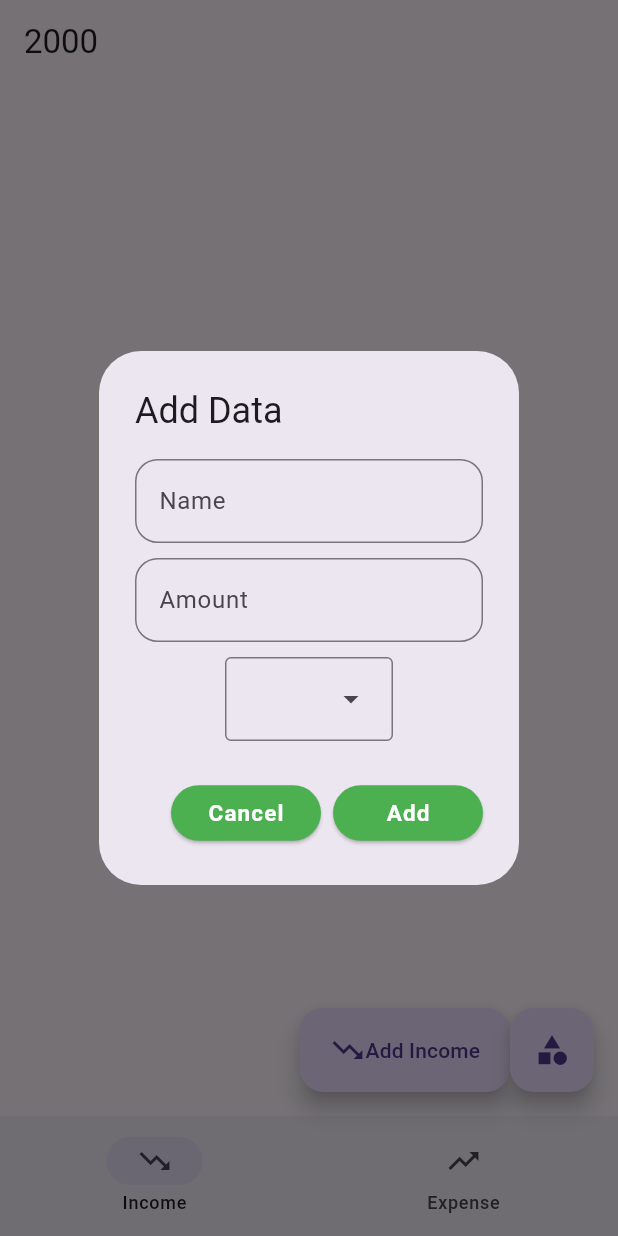
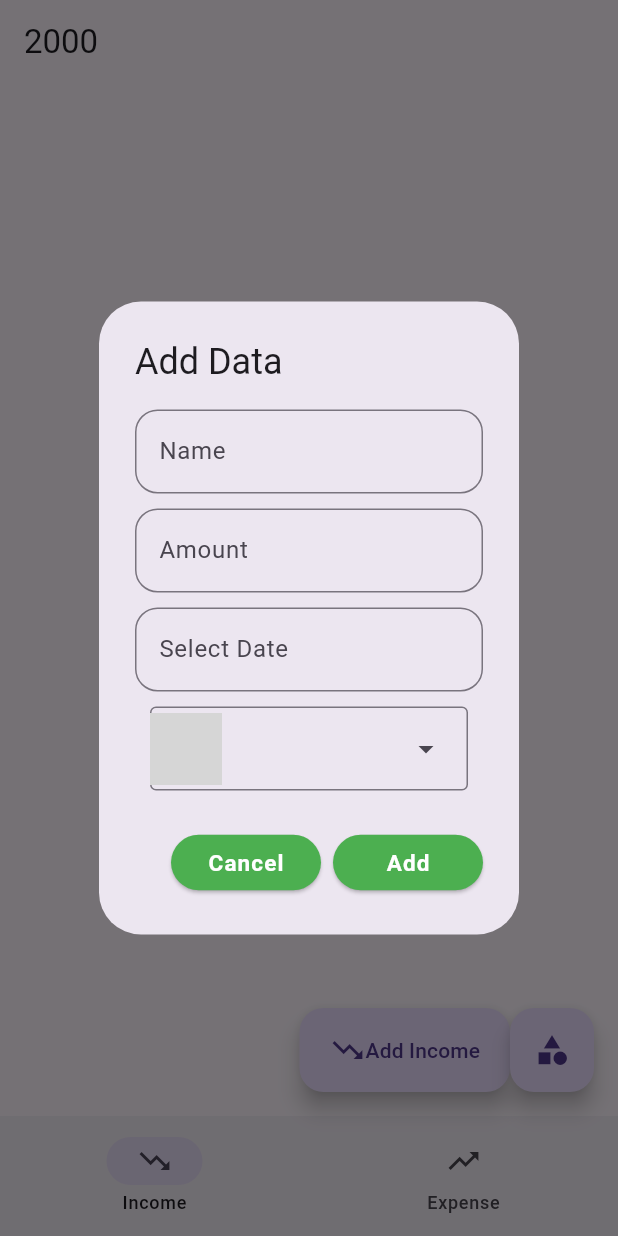
Before and after one commit to vijayDM6258/budget_tracker_9oclock, a Flutter app: the screen it shows after launch, after a tap on "Add Income", on a phone screen of 412 x 824 dp. Run offline on Flutter 3.47's test engine with Material 3 defaults, Android fonts, the phone set to English and light mode, and no system bars; our stand-ins replace get, sqflite; accounts and stored records are empty; grey boxes are pictures that could not be loaded.

Commit message:
model class

```diff
--- a/lib/controller/home_controller.dart
+++ b/lib/controller/home_controller.dart
@@ -1,5 +1,7 @@
+import 'package:budget_tracker/model/IncomeExpenseModel.dart';
 import 'package:budget_tracker/utils/db_helper.dart';
 import 'package:flutter/cupertino.dart';
+import 'package:flutter/material.dart';
 import 'package:get/get.dart';
 import 'package:get/get_rx/get_rx.dart';
 import 'package:get/get_rx/src/rx_types/rx_types.dart';
@@ -13,12 +15,15 @@ class HomeController extends GetxController {
   RxList<Map<String, Object?>> incomeList = <Map<String, Object?>>[].obs;
   RxList<Map<String, Object?>> expenseList = <Map<String, Object?>>[].obs;
 
+  PageController pageController = PageController();
+
   RxInt bottomNavIndex = 0.obs;
-  RxString selectedCategory = "".obs;
+  RxMap<String, Object?> selectedCategory = <String, Object?>{}.obs;
 
   TextEditingController txtAmount = TextEditingController();
   TextEditingController txtName = TextEditingController();
-
+  TextEditingController txtDate = TextEditingController();
+  DateTime? selectDate;
   @override
   void onInit() {
     super.onInit();
@@ -37,11 +42,20 @@ class HomeController extends GetxController {
   }
 
   Future<void> addIncome() async {
-    String name = txtName.text;
-    double amount = double.tryParse(txtAmount.text) ?? 0;
-    String catName = selectedCategory.value;
-    String isExpense = bottomNavIndex == 0 ? "Income" : "Expense";
-    await DbHelper.dbHelper.addIncomeExpenseToDb(name, amount, catName, isExpense);
+    // String name = txtName.text;
+    // double amount = double.tryParse(txtAmount.text) ?? 0;
+    // String catName = "${selectedCategory.value["name"]}";
+    // String isExpense = bottomNavIndex == 0 ? "Income" : "Expense";
+    // await DbHelper.dbHelper.addIncomeExpenseToDb(name, amount, catName, isExpense);
+
+    await DbHelper.dbHelper.addIncomeExpenseWithModel(IncomeExpenseModel(
+      isExpense: bottomNavIndex == 0 ? "Income" : "Expense",
+      name: txtName.text,
+      amount: double.tryParse(txtAmount.text) ?? 0,
+      categoryName: "${selectedCategory.value["name"]}",
+      date: selectDate?.toString() ?? "",
+    ));
+
     getIncomeData();
     getExpenseData();
     print("Added");
--- /dev/null
+++ b/lib/model/IncomeExpenseModel.dart
@@ -0,0 +1,32 @@
+class IncomeExpenseModel {
+  IncomeExpenseModel({
+    this.name,
+    this.date,
+    this.amount,
+    this.categoryName,
+    this.isExpense,
+  });
+
+  IncomeExpenseModel.fromJson(dynamic json) {
+    name = json['name'];
+    date = json['date'];
+    amount = json['amount'];
+    categoryName = json['category_name'];
+    isExpense = json['isExpense'];
+  }
+  String? name;
+  String? date;
+  num? amount;
+  String? categoryName;
+  String? isExpense;
+
+  Map<String, dynamic> toJson() {
+    final map = <String, dynamic>{};
+    map['name'] = name;
+    map['date'] = date;
+    map['amount'] = amount;
+    map['category_name'] = categoryName;
+    map['isExpense'] = isExpense;
+    return map;
+  }
+}
--- a/lib/model/category.dart
+++ b/lib/model/category.dart
@@ -1,4 +1,5 @@
 class Category {
   String? name;
   String? isExpense;
+  String? img;
 }
--- /dev/null
+++ b/lib/model/category_model.dart
@@ -0,0 +1,24 @@
+class CategoryModel {
+  CategoryModel({
+    this.name,
+    this.isExpense,
+    this.img,
+  });
+
+  CategoryModel.fromJson(dynamic json) {
+    name = json['name'];
+    isExpense = json['isExpense'];
+    img = json['img'];
+  }
+  String? name;
+  String? isExpense;
+  String? img;
+
+  Map<String, dynamic> toJson() {
+    final map = <String, dynamic>{};
+    map['name'] = name;
+    map['isExpense'] = isExpense;
+    map['img'] = img;
+    return map;
+  }
+}
--- a/lib/view/add_ix.dart
+++ b/lib/view/add_ix.dart
@@ -25,6 +25,11 @@ class AddIX extends StatelessWidget {
                     return DropdownMenuEntry(
                       value: index,
                       label: "${map["name"]}",
+                      leadingIcon: Image.asset(
+                        "${map["img"]}",
+                        height: 20,
+                        width: 20,
+                      ),
                     );
                   }),
                   onSelected: (value) {
--- a/lib/view/home_screen.dart
+++ b/lib/view/home_screen.dart
@@ -1,8 +1,11 @@
 import 'package:budget_tracker/controller/home_controller.dart';
+import 'package:budget_tracker/model/IncomeExpenseModel.dart';
+import 'package:budget_tracker/model/income_expense.dart';
 import 'package:budget_tracker/utils/db_helper.dart';
 import 'package:flutter/cupertino.dart';
 import 'package:flutter/material.dart';
 import 'package:get/get.dart';
+import 'package:intl/intl.dart';
 
 class HomeScreen extends StatelessWidget {
   final HomeController controller = Get.put(HomeController());
@@ -16,16 +19,39 @@ class HomeScreen extends StatelessWidget {
         title: Text("2000"),
       ),
       body: PageView(
+        controller: controller.pageController,
+        onPageChanged: (value) {
+          controller.bottomNavIndex.value = value;
+        },
         children: [
           Obx(() {
             return ListView.builder(
               itemCount: controller.incomeList.length,
               itemBuilder: (context, index) {
-                Map<String, Object?> incomeItem = controller.incomeList[index];
+                IncomeExpenseModel ix = IncomeExpenseModel.fromJson(controller.incomeList[index]);
                 return ListTile(
-                  title: Text("${incomeItem["name"]}"),
-                  subtitle: Text("${incomeItem["category_name"]}"),
-                  trailing: Text("${incomeItem["amount"]}"),
+                  title: Text(ix.name ?? ""),
+                  subtitle: Column(
+                    crossAxisAlignment: CrossAxisAlignment.start,
+                    mainAxisSize: MainAxisSize.min,
+                    children: [
+                      Text("${ix.amount}"),
+                      Text(ix.categoryName ?? ""),
+                    ],
+                  ),
+                  trailing: Row(
+                    mainAxisSize: MainAxisSize.min,
+                    children: [
+                      IconButton(
+                        icon: Icon(Icons.edit),
+                        onPressed: () {},
+                      ),
+                      IconButton(
+                        icon: Icon(Icons.delete),
+                        onPressed: () {},
+                      ),
+                    ],
+                  ),
                 );
               },
             );
@@ -54,6 +80,7 @@ class HomeScreen extends StatelessWidget {
           selectedIndex: controller.bottomNavIndex.value,
           onDestinationSelected: (value) {
             controller.bottomNavIndex.value = value;
+            controller.pageController.animateToPage(value, duration: Duration(milliseconds: 300), curve: Curves.linear);
             print("select $value");
           },
         );
@@ -73,6 +100,7 @@ class HomeScreen extends StatelessWidget {
             );
           }),
           FloatingActionButton(
+            heroTag: "add",
             onPressed: () {
               Get.toNamed("AddIX");
             },
@@ -116,23 +144,64 @@ class HomeScreen extends StatelessWidget {
                 ),
               ),
             ),
+            SizedBox(height: 10),
+            TextField(
+              controller: controller.txtDate,
+              keyboardType: TextInputType.number,
+              textInputAction: TextInputAction.next,
+              decoration: InputDecoration(
+                hintText: 'Select Date',
+                focusColor: Colors.green,
+                border: OutlineInputBorder(
+                  borderRadius: BorderRadius.circular(15),
+                ),
+              ),
+              readOnly: true,
+              onTap: () async {
+                controller.selectDate = await showDatePicker(context: context, firstDate: DateTime(2005), lastDate: DateTime.now());
+                if (controller.selectDate != null) {
+                  TimeOfDay? timeOfDate = await showTimePicker(context: context, initialTime: TimeOfDay.now());
+
+                  if (timeOfDate != null) {
+                    controller.selectDate = controller.selectDate?.add(Duration(hours: timeOfDate.hour, minutes: timeOfDate.minute));
+                  }
+                  String formatedDate = DateFormat.yMd().add_jm().format(controller.selectDate!);
+                  controller.txtDate.text = formatedDate;
+                }
+              },
+            ),
             SizedBox(
               height: 10,
             ),
             FutureBuilder(
               future: DbHelper.dbHelper.getCategoryFromDb(),
               builder: (context, snapshot) {
+                return Obx(() {
                   return DropdownMenu(
                     dropdownMenuEntries: (snapshot.data ?? []).map(
                       (e) {
-                      return DropdownMenuEntry(value: e, label: "${e["name"]}");
+                        return DropdownMenuEntry(
+                            value: e,
+                            label: "${e["name"]}",
+                            leadingIcon: Image.asset(
+                              "${e["img"]}",
+                              width: 15,
+                              height: 15,
+                            ));
                       },
                     ).toList(),
+                    expandedInsets: EdgeInsets.all(10),
+                    leadingIcon: Image.asset(
+                      "${controller.selectedCategory.value["img"]}",
+                      width: 15,
+                      height: 15,
+                    ),
                     onSelected: (value) {
-                    controller.selectedCategory.value = "${value?["name"]}";
+                      controller.selectedCategory.value = value ?? {};
                       print("value $value");
                     },
                   );
+                });
               },
             ),
           ],
--- a/pubspec.yaml
+++ b/pubspec.yaml
@@ -37,6 +37,7 @@ dependencies:
   cupertino_icons: ^1.0.6
   sqflite: ^2.3.3+1
   get: ^4.6.6
+  intl: ^0.20.0
 
 dev_dependencies:
   flutter_test:
```
Also changed, not shown: lib/controller/AddIXController.dart (+12 -4 lines), lib/utils/db_helper.dart (+10 -0 lines), pubspec.lock. Lines whose indentation alone changed are shown as unchanged.
